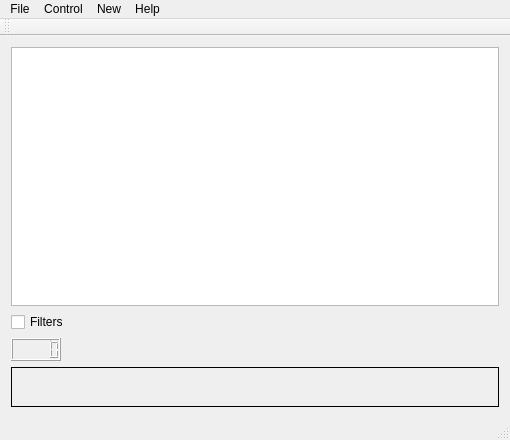
RauchendeKanonen/qcanobserver, file mainwindow.ui: the form before one commit.
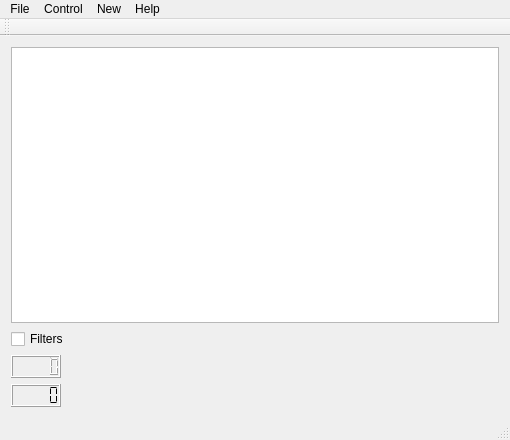
The form after the commit. Custom widgets are drawn as their Qt base class.

```diff
--- a/mainwindow.ui
+++ b/mainwindow.ui
@@ -42,15 +42,15 @@
      </widget>
     </item>
     <item>
-     <widget class="QwtTextLabel" name="FrameInformationLable">
-      <property name="minimumSize">
+     <widget class="QLCDNumber" name="MsgCounter">
+      <property name="maximumSize">
        <size>
-        <width>0</width>
-        <height>40</height>
+        <width>50</width>
+        <height>16777215</height>
        </size>
       </property>
-      <property name="frameShape">
-       <enum>QFrame::Box</enum>
+      <property name="segmentStyle">
+       <enum>QLCDNumber::Flat</enum>
       </property>
      </widget>
     </item>
@@ -168,13 +168,6 @@
   </action>
  </widget>
  <layoutdefault spacing="6" margin="11"/>
- <customwidgets>
-  <customwidget>
-   <class>QwtTextLabel</class>
-   <extends>QFrame</extends>
-   <header>qwt_text_label.h</header>
-  </customwidget>
- </customwidgets>
  <resources/>
  <connections/>
 </ui>
```
Left out of the diff: 2 changed lines with no effect on the pictures.
